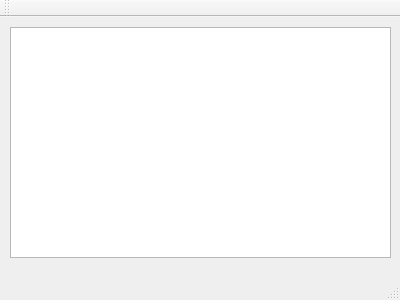
Qt form mainwindow.ui (mchlhess/Project) before a commit.
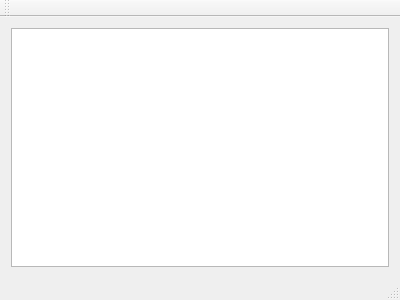
The same form after that commit.

Commit message: Added cannon class

The edit to the form file:
```diff
--- a/mainwindow.ui
+++ b/mainwindow.ui
@@ -14,16 +14,17 @@
    <string>MainWindow</string>
   </property>
   <widget class="QWidget" name="centralWidget">
-   <widget class="QGraphicsView" name="graphicsView">
-    <property name="geometry">
-     <rect>
-      <x>10</x>
-      <y>10</y>
-      <width>381</width>
-      <height>231</height>
-     </rect>
-    </property>
-   </widget>
+   <property name="sizePolicy">
+    <sizepolicy hsizetype="Expanding" vsizetype="Expanding">
+     <horstretch>0</horstretch>
+     <verstretch>0</verstretch>
+    </sizepolicy>
+   </property>
+   <layout class="QGridLayout" name="gridLayout">
+    <item row="0" column="0">
+     <widget class="QGraphicsView" name="graphicsView"/>
+    </item>
+   </layout>
   </widget>
   <widget class="QMenuBar" name="menuBar">
    <property name="geometry">
```
The commit also changes 6 other files.
